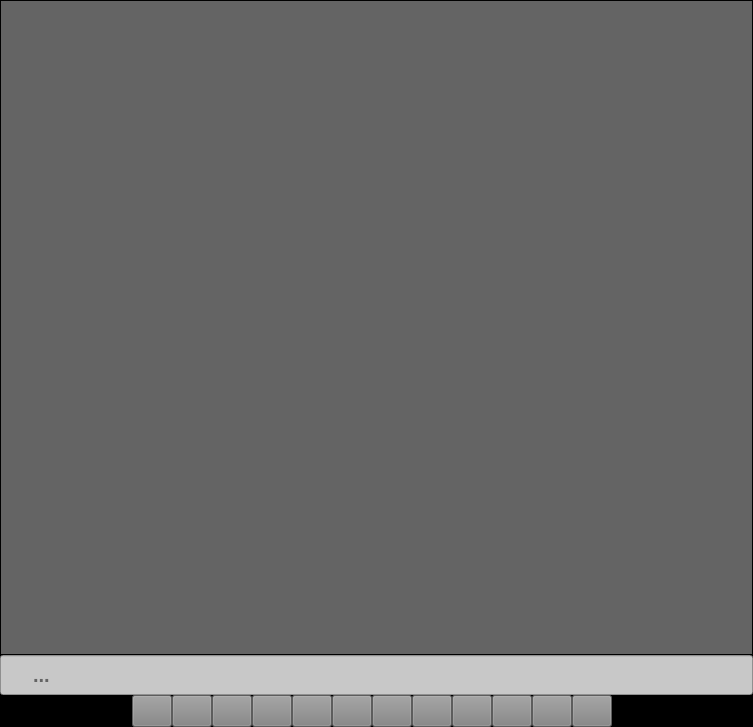
Above: ui/display_session.ui from Inkdecker/Inktyping before the change. Below: the same form after it.
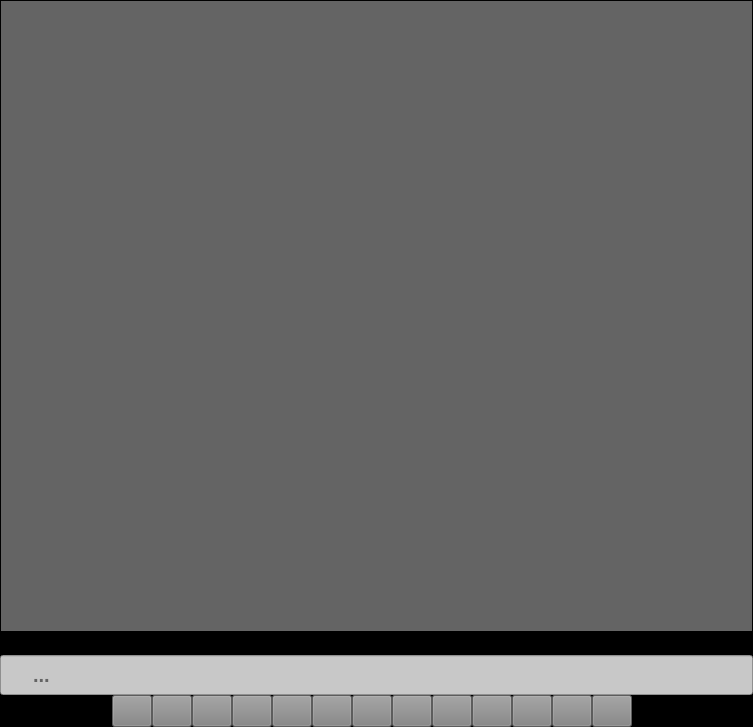
That is the form after the change. Icons and pictures are not drawn.

Commit message: added batch & metadata

The edit to the form file:
```diff
--- a/ui/display_session.ui
+++ b/ui/display_session.ui
@@ -110,6 +110,19 @@
      </property>
     </widget>
    </item>
+   <item>
+    <widget class="QLabel" name="metadata_label">
+     <property name="text">
+      <string/>
+     </property>
+     <property name="alignment">
+      <set>Qt::AlignRight|Qt::AlignTop|Qt::AlignTrailing</set>
+     </property>
+     <property name="wordWrap">
+      <bool>true</bool>
+     </property>
+    </widget>
+   </item>
    <item>
     <widget class="QLineEdit" name="lineEdit">
      <property name="minimumSize">
@@ -657,6 +670,38 @@
          </property>
         </widget>
        </item>
+       <item>
+        <widget class="QPushButton" name="metadata_button">
+         <property name="minimumSize">
+          <size>
+           <width>40</width>
+           <height>0</height>
+          </size>
+         </property>
+         <property name="maximumSize">
+          <size>
+           <width>40</width>
+           <height>16777215</height>
+          </size>
+         </property>
+         <property name="styleSheet">
+          <string notr="true">background: rgb(130, 130, 130);</string>
+         </property>
+         <property name="text">
+          <string/>
+         </property>
+         <property name="icon">
+          <iconset resource="resources/resources_config.qrc">
+           <normaloff>:/icons/icons/info.png</normaloff>:/icons/icons/info.png</iconset>
+         </property>
+         <property name="iconSize">
+          <size>
+           <width>15</width>
+           <height>15</height>
+          </size>
+         </property>
+        </widget>
+       </item>
        <item>
         <widget class="QPushButton" name="delete_sentence_button">
          <property name="sizePolicy">
```
The commit also changes 5330 other files.
